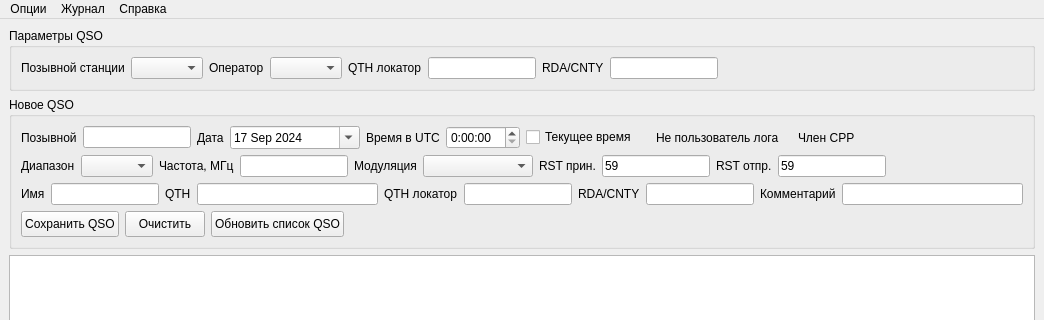
Qt form mainwindow.ui (qsosu/logger) before a commit; both pictures show x 0 to 1044 and y 0 to 320 of the 1044 by 621 pixel window.
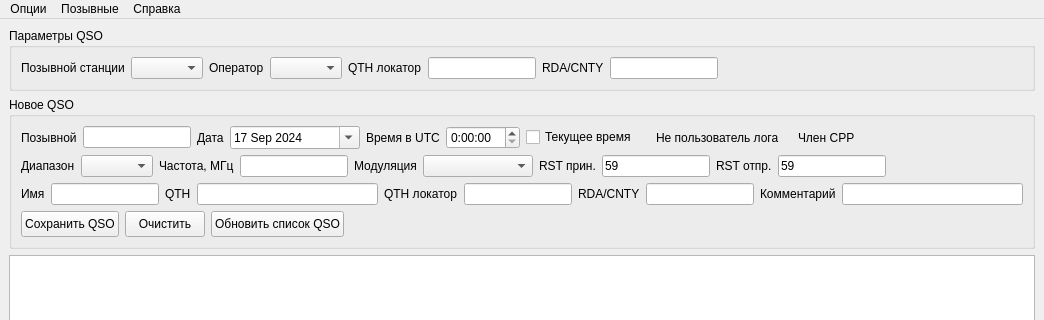
The same form after that commit. Icons and pictures are not drawn.

What changed in the file:
```diff
--- a/mainwindow.ui
+++ b/mainwindow.ui
@@ -700,7 +700,7 @@
    </widget>
    <widget class="QMenu" name="menu_2">
     <property name="title">
-     <string>Журнал</string>
+     <string>Позывные</string>
     </property>
     <addaction name="actionCallsigns"/>
     <addaction name="actionExportAdif"/>
```
Left out of the diff: 35 changed lines with no effect on the pictures.
